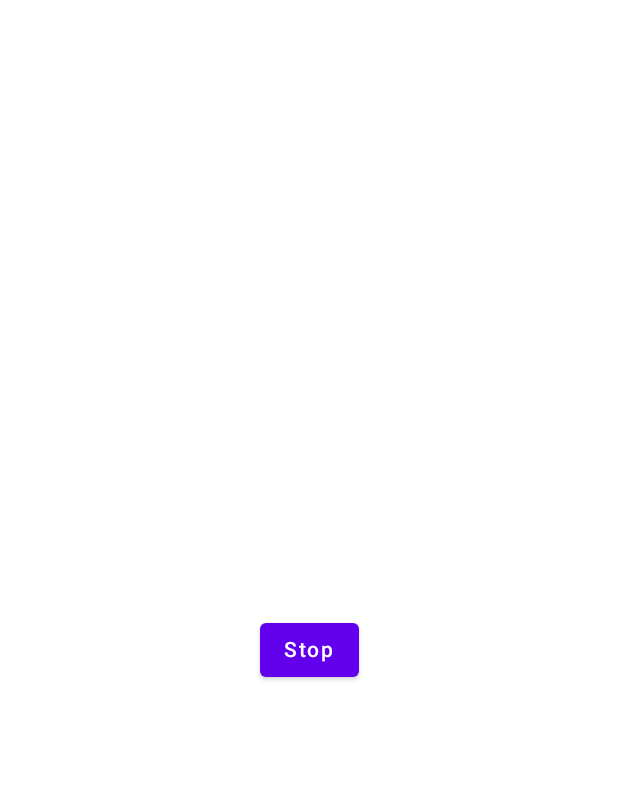
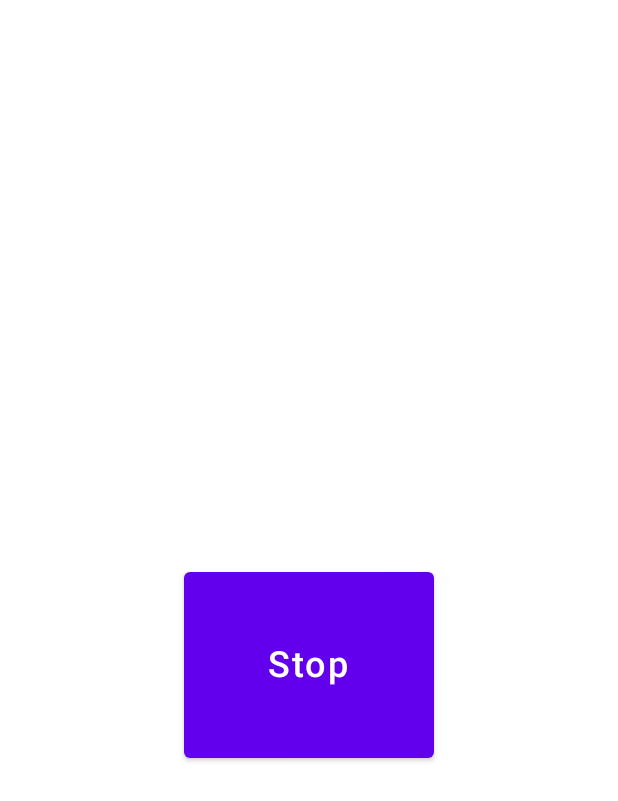
Before and after one commit to atommarvel/Calarm, an Android app built with Jetpack Compose: the composable AlarmExperienceScreen called with empty values, on a phone screen of 412 x 824 dp. Shown: the top 801 px of the screen. Run offline under Robolectric (Android 15) with nearby library versions, the phone set to English and light mode, and no system bars.

Commit message:
update AlarmExperienceScreen.kt

```diff
--- a/app/src/main/java/com/radiantmood/calarm/screen/AlarmExperienceScreen.kt
+++ b/app/src/main/java/com/radiantmood/calarm/screen/AlarmExperienceScreen.kt
@@ -2,18 +2,28 @@ package com.radiantmood.calarm.screen
 
 import androidx.compose.foundation.layout.Spacer
 import androidx.compose.foundation.layout.height
+import androidx.compose.foundation.layout.padding
 import androidx.compose.material.Button
 import androidx.compose.material.Text
 import androidx.compose.runtime.Composable
 import androidx.compose.ui.Modifier
+import androidx.compose.ui.text.style.TextAlign
+import androidx.compose.ui.tooling.preview.Preview
 import androidx.compose.ui.unit.dp
+import androidx.compose.ui.unit.sp
 import com.radiantmood.calarm.util.Fullscreen
+
+@Preview(showBackground = true)
+@Composable
+fun PreviewAlarmExperienceScreen() {
+    AlarmExperienceScreen(title = "Alarm", stopExperience = { /*TODO*/ })
+}
 
 @Composable
 fun AlarmExperienceScreen(title: String, stopExperience: () -> Unit) {
     Fullscreen {
-        Text(title)
+        Text(title, fontSize = 32.sp, textAlign = TextAlign.Center)
         Spacer(modifier = Modifier.height(24.dp))
-        Button(stopExperience) { Text("Stop") }
+        Button(onClick = stopExperience) { Text("Stop", modifier = Modifier.padding(40.dp), fontSize = 24.sp) }
     }
 }
```
